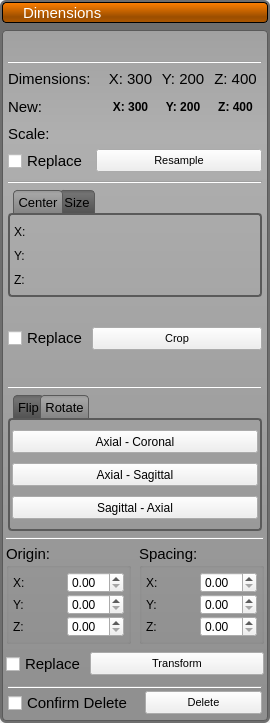
First picture: the form in src/Interface/AppInterface/LayerGroupWidget.ui, repository SCIInstitute/Seg3D, before the edit.
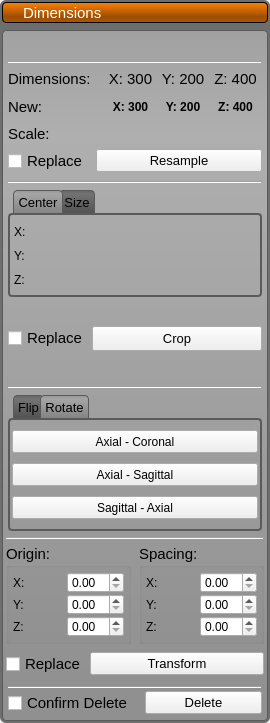
Second picture: the form after the edit. The open tabs and pages were chosen to show the change. Icons and pictures are not drawn.

Commit message: Major speed fix for drag and drop on Mac.  Drag and drop crashing fixed on Mac as well.  Fixed the importer widget to adjust its location when it grows.

```diff
--- a/src/Interface/AppInterface/LayerGroupWidget.ui
+++ b/src/Interface/AppInterface/LayerGroupWidget.ui
@@ -898,7 +898,7 @@
                 </property>
                 <property name="font">
                  <font>
-                  <pointsize>8</pointsize>
+                  <pointsize>10</pointsize>
                  </font>
                 </property>
                 <property name="text">
@@ -1214,18 +1214,18 @@
                  <property name="minimumSize">
                   <size>
                    <width>0</width>
-                   <height>23</height>
+                   <height>25</height>
                   </size>
                  </property>
                  <property name="maximumSize">
                   <size>
                    <width>16777215</width>
-                   <height>23</height>
+                   <height>25</height>
                   </size>
                  </property>
                  <property name="font">
                   <font>
-                   <pointsize>8</pointsize>
+                   <pointsize>10</pointsize>
                   </font>
                  </property>
                  <property name="text">
@@ -1756,7 +1756,7 @@
                  </property>
                  <property name="font">
                   <font>
-                   <pointsize>8</pointsize>
+                   <pointsize>10</pointsize>
                   </font>
                  </property>
                  <property name="text">
@@ -1814,7 +1814,7 @@
                 </property>
                 <property name="font">
                  <font>
-                  <pointsize>8</pointsize>
+                  <pointsize>10</pointsize>
                  </font>
                 </property>
                 <property name="text">
```
Left out of the diff: 12 changed lines with no effect on the pictures. The commit also changes 6 other files.
